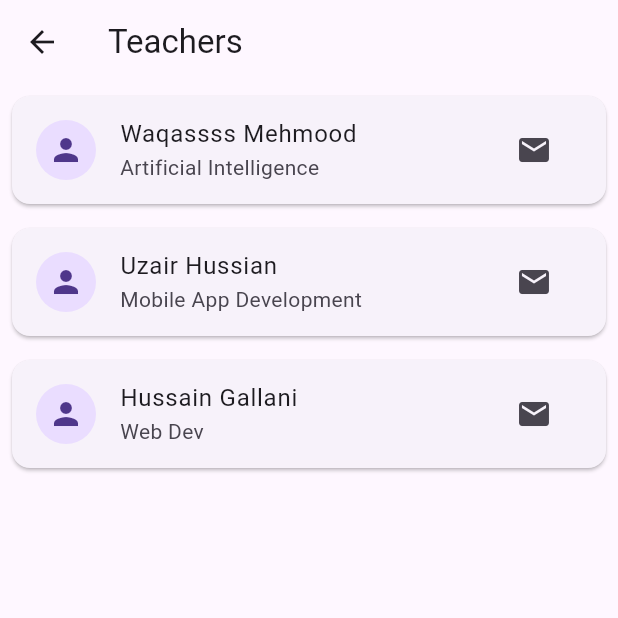
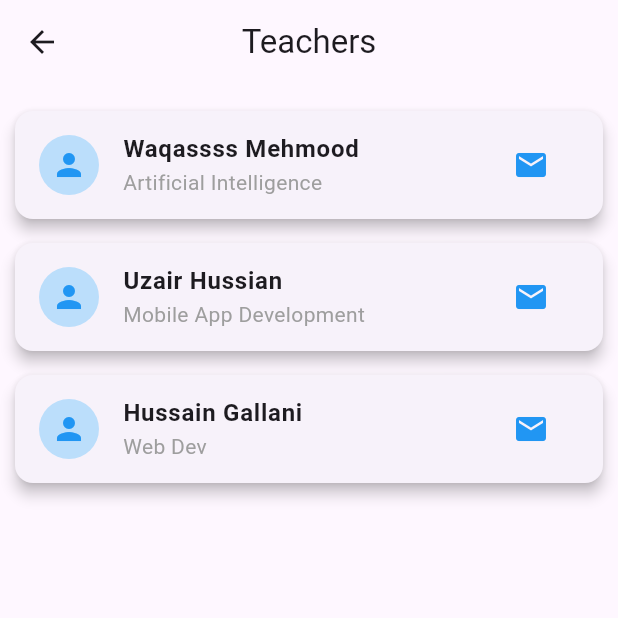
Before and after one commit to CM-Kali/Smart-Student-Portal-App, a Flutter app: the TeachersPage screen opened by its route, after a tap on the "email" icon, on a phone screen of 412 x 824 dp, the top half of it. Run offline on Flutter 3.47's test engine with Material 3 defaults, Android fonts, the phone set to English and light mode, and no system bars; our stand-ins replace cloud_firestore, file_picker, firebase_auth, firebase_core, get, image_picker; accounts and stored records are empty.

Commit message:
Teacher section updated Url launcher dependency added

```diff
--- a/lib/app/controllers/teachers_controller.dart
+++ b/lib/app/controllers/teachers_controller.dart
@@ -4,20 +4,30 @@ import 'package:get/get.dart';
 import '../models/teacher_model.dart';
 
 class TeachersController extends GetxController {
-  var teachers = <TeacherModel>[].obs;
-  var isLoading = true.obs;
+  RxList<TeacherModel> teachers = <TeacherModel>[].obs;
+  RxBool isLoading = true.obs;
 
   @override
   void onInit() {
+    super.onInit();
     loadTeachers();
-    super.onInit();
   }
 
   Future<void> loadTeachers() async {
-    final String response =
-    await rootBundle.loadString('assets/data/teachers.json');
-    final List data = json.decode(response);
-    teachers.value = data.map((e) => TeacherModel.fromJson(e)).toList();
-    isLoading.value = false;
+    try {
+      final String response =
+      await rootBundle.loadString('assets/data/teachers.json');
+
+      final List<dynamic> data = jsonDecode(response);
+
+      teachers.assignAll(
+        data.map((e) => TeacherModel.fromJson(e)).toList(),
+      );
+    } catch (e) {
+      Get.snackbar("Error", "Failed to load teachers");
+      print("Teachers Load Error: $e");
+    } finally {
+      isLoading.value = false;
+    }
   }
 }
--- a/lib/app/pages/teachers/teachers_page.dart
+++ b/lib/app/pages/teachers/teachers_page.dart
@@ -1,6 +1,7 @@
 import 'package:flutter/material.dart';
 import 'package:get/get.dart';
 import 'package:smart_student_portal/app/controllers/teachers_controller.dart';
+import 'package:smart_student_portal/app/utils/email_launcher.dart';
 
 class TeachersPage extends StatelessWidget {
   TeachersPage({super.key});
@@ -10,25 +11,57 @@ class TeachersPage extends StatelessWidget {
   @override
   Widget build(BuildContext context) {
     return Scaffold(
-      appBar: AppBar(title: const Text("Teachers")),
+      appBar: AppBar(
+        title: const Text("Teachers"),
+        centerTitle: true,
+      ),
       body: Obx(() {
         if (controller.isLoading.value) {
           return const Center(child: CircularProgressIndicator());
         }
 
+        if (controller.teachers.isEmpty) {
+          return const Center(child: Text("No teachers found"));
+        }
+
         return ListView.builder(
+          padding: const EdgeInsets.all(10),
           itemCount: controller.teachers.length,
           itemBuilder: (context, index) {
             final teacher = controller.teachers[index];
+
             return Card(
-              margin: const EdgeInsets.all(8),
+              elevation: 4,
+              margin: const EdgeInsets.symmetric(vertical: 8),
+              shape: RoundedRectangleBorder(
+                borderRadius: BorderRadius.circular(12),
+              ),
               child: ListTile(
-                leading: const CircleAvatar(child: Icon(Icons.person)),
-                title: Text(teacher.name),
-                subtitle: Text(teacher.subject),
+                leading: CircleAvatar(
+                  backgroundColor: Colors.blue.shade100,
+                  child: const Icon(Icons.person, color: Colors.blue),
+                ),
+                title: Text(
+                  teacher.name,
+                  style: const TextStyle(
+                    fontWeight: FontWeight.bold,
+                    fontSize: 16,
+                  ),
+                ),
+                subtitle: Text(
+                  teacher.subject,
+                  style: const TextStyle(color: Colors.grey),
+                ),
                 trailing: IconButton(
-                  icon: const Icon(Icons.email),
-                  onPressed: () {},
+                  icon: const Icon(Icons.email, color: Colors.blue),
+                  onPressed: () {
+                    EmailLauncher.openEmail(
+                      email: teacher.email,
+                      subject: 'Regarding ${teacher.subject}',
+                      body:
+                      'Hello ${teacher.name},\n\nI want to discuss about ${teacher.subject}.\n\nThanks.',
+                    );
+                  },
                 ),
               ),
             );
--- /dev/null
+++ b/lib/app/utils/email_launcher.dart
@@ -0,0 +1,25 @@
+import 'package:url_launcher/url_launcher.dart';
+
+class EmailLauncher {
+  static Future<void> openEmail({
+    required String email,
+    String subject = '',
+    String body = '',
+  }) async {
+    final Uri emailUri = Uri(
+      scheme: 'mailto',
+      path: email,
+      queryParameters: {
+        if (subject.isNotEmpty) 'subject': subject,
+        if (body.isNotEmpty) 'body': body,
+      },
+    );
+
+    if (!await launchUrl(
+      emailUri,
+      mode: LaunchMode.externalApplication,
+    )) {
+      throw 'Could not open email app';
+    }
+  }
+}
--- a/pubspec.yaml
+++ b/pubspec.yaml
@@ -34,6 +34,7 @@ dependencies:
   firebase_core: ^3.0.0
   firebase_auth: ^5.0.0
   cloud_firestore: ^5.0.0
+  url_launcher: ^6.3.2
 
 
   # The following adds the Cupertino Icons font to your application.
```
Also changed, not shown: pubspec.lock, 2 other files.
